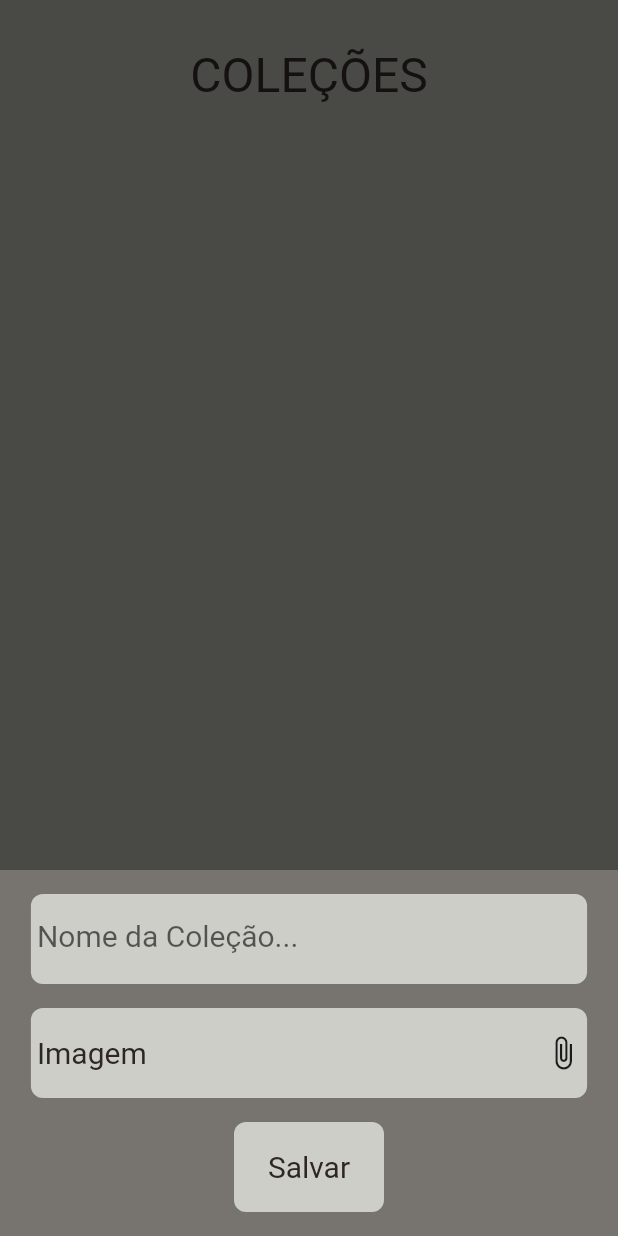
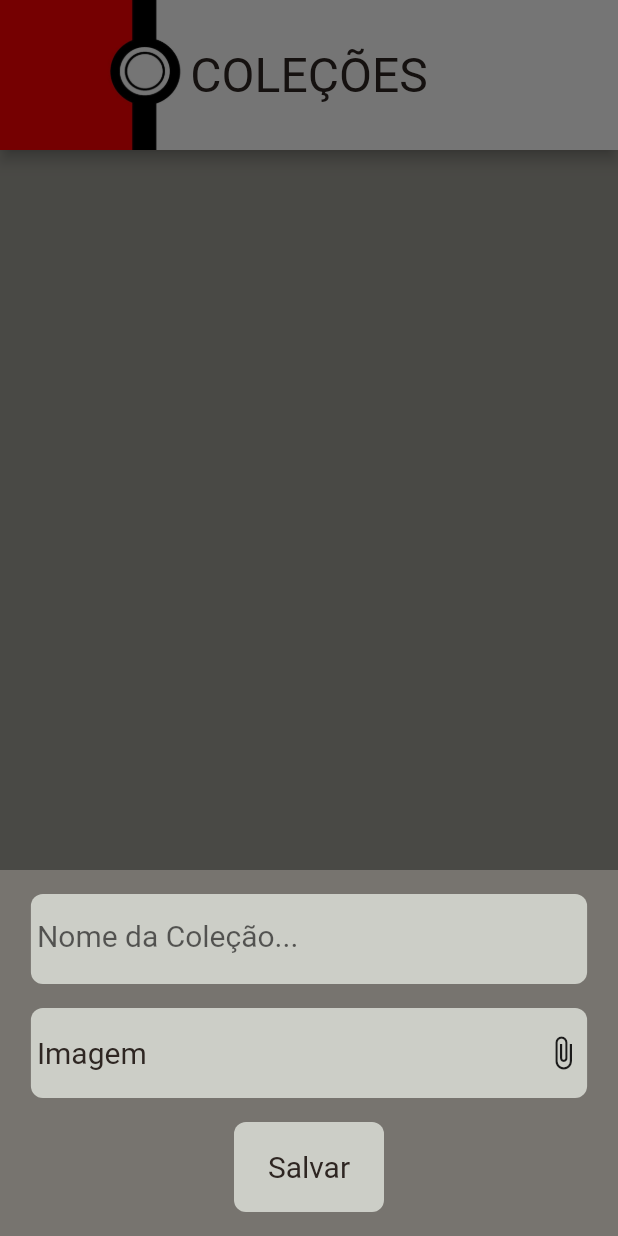
Before and after one commit to devLIPEr/miragem, a Flutter app: the screen it shows after launch, after a tap on the "add" icon, on a phone screen of 412 x 824 dp. Run offline on Flutter 3.47's test engine with Material 2 defaults, Android fonts, the phone set to English and light mode, and no system bars; our stand-ins replace image_picker, sqflite; accounts and stored records are empty.

Commit message:
AppBar changes

```diff
--- a/lib/views/collections_page.dart
+++ b/lib/views/collections_page.dart
@@ -43,13 +43,17 @@ class _CollectionPageState extends State<CollectionPage> {
     return Scaffold(
       appBar: AppBar(
         toolbarHeight: 100.0,
-        backgroundColor: CustomColors.background,
+        backgroundColor: Colors.transparent,
+        flexibleSpace: const Image(
+          image: AssetImage('assets/imgs/appbarBG.jpg'),
+          fit: BoxFit.cover,
+        ),
         title: const Text(
           "COLEÇÕES",
           style: TextStyle(color: CustomColors.dark, fontSize: 32.0),
         ),
         centerTitle: true,
-        elevation: 0,
+        elevation: 4,
       ),
       floatingActionButton: AddButton(onPressed: showOpts),
       body: Container(
```
Also changed, not shown: lib/views/cards_page.dart (+10 -9 lines), assets/imgs/appbarBG.jpg (added).
